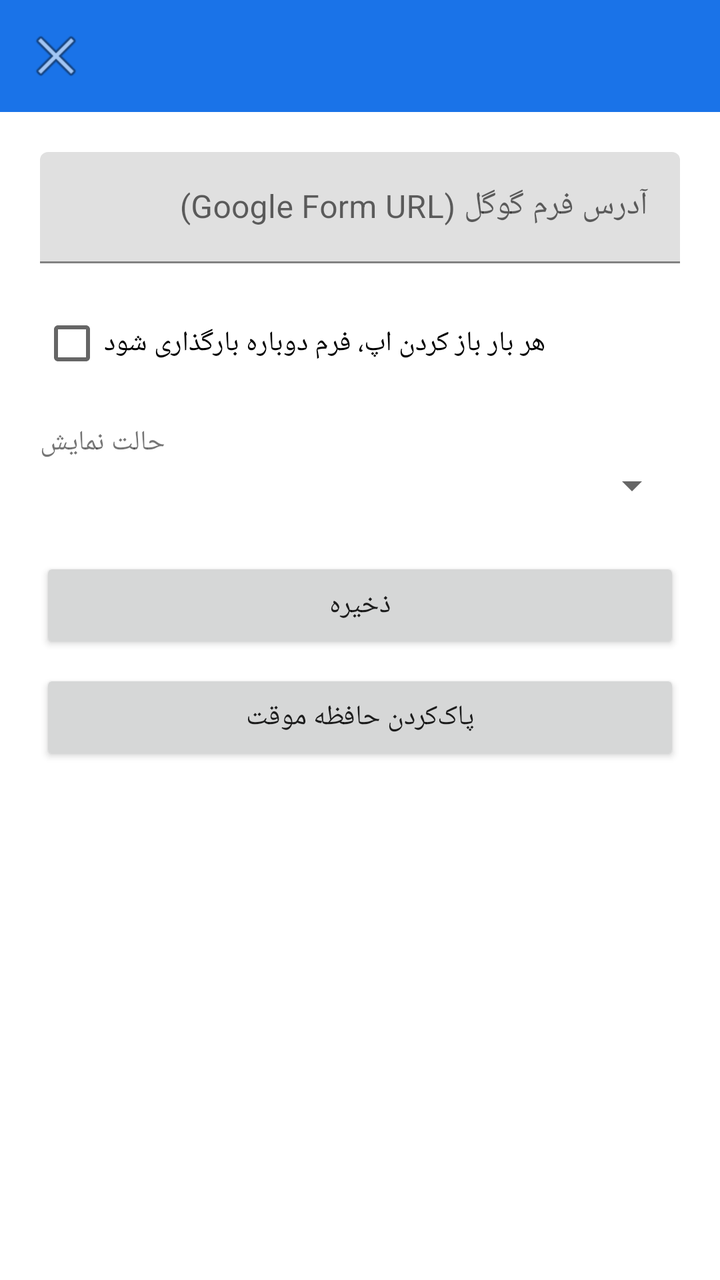
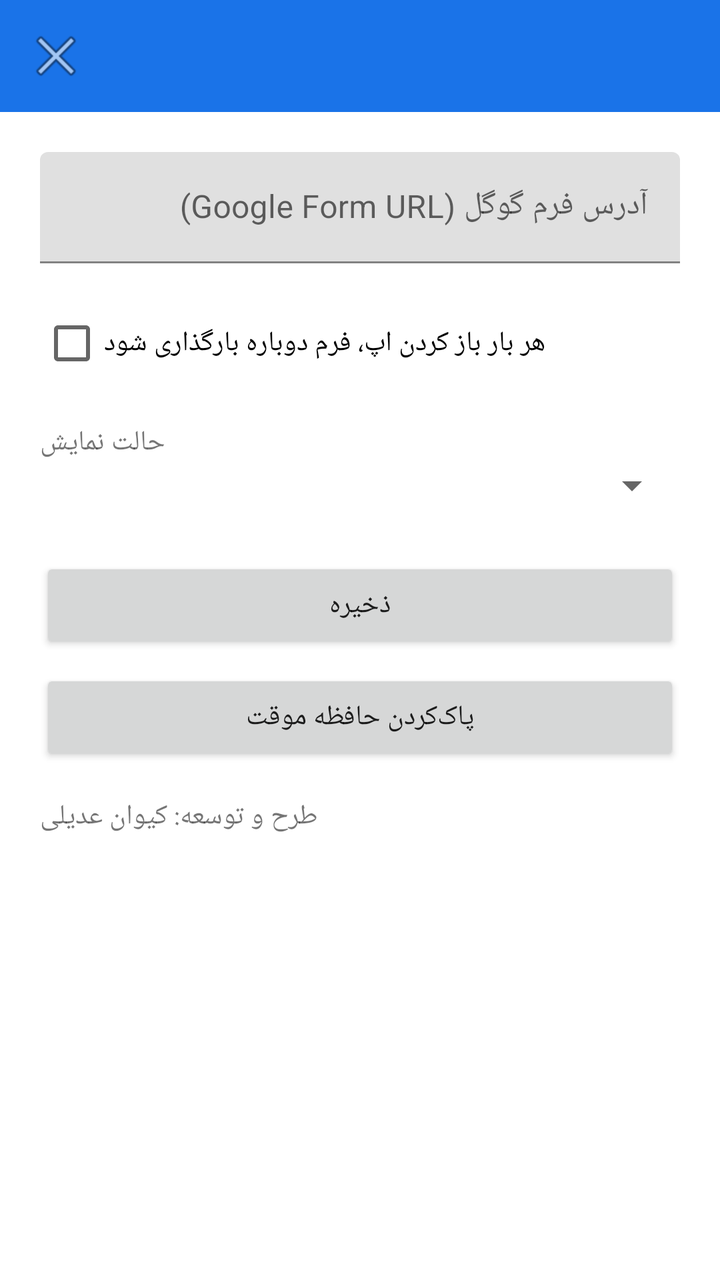

Two renders of the same Android screen: before a commit and after it. Below are the layout's source before the change and the commit's diff.
<!-- AndroidManifest.xml: application theme Theme.FormViewer -->
<!-- res/layout/activity_settings.xml -->
<?xml version="1.0" encoding="utf-8"?>
<LinearLayout xmlns:android="http://schemas.android.com/apk/res/android"
    xmlns:app="http://schemas.android.com/apk/res-auto"
    android:layout_width="match_parent"
    android:layout_height="match_parent"
    android:orientation="vertical">

    <com.google.android.material.appbar.MaterialToolbar
        android:id="@+id/toolbarSettings"
        android:layout_width="match_parent"
        android:layout_height="?attr/actionBarSize"
        android:background="?attr/colorPrimary"
        android:theme="@style/ThemeOverlay.AppCompat.Dark.ActionBar"
        app:titleTextColor="@android:color/white"
        app:navigationIcon="@android:drawable/ic_menu_close_clear_cancel" />

    <ScrollView
        android:layout_width="match_parent"
        android:layout_height="match_parent">

        <LinearLayout
            android:layout_width="match_parent"
            android:layout_height="wrap_content"
            android:orientation="vertical"
            android:padding="20dp">

            <com.google.android.material.textfield.TextInputLayout
                android:layout_width="match_parent"
                android:layout_height="wrap_content"
                android:hint="@string/form_url_hint">

                <com.google.android.material.textfield.TextInputEditText
                    android:id="@+id/editFormUrl"
                    android:layout_width="match_parent"
                    android:layout_height="wrap_content"
                    android:inputType="textUri" />

            </com.google.android.material.textfield.TextInputLayout>

            <CheckBox
                android:id="@+id/checkAutoRefresh"
                android:layout_width="wrap_content"
                android:layout_height="wrap_content"
                android:layout_marginTop="16dp"
                android:text="@string/auto_refresh_label" />

            <TextView
                android:layout_width="wrap_content"
                android:layout_height="wrap_content"
                android:layout_marginTop="16dp"
                android:text="@string/theme_label" />

            <Spinner
                android:id="@+id/spinnerTheme"
                android:layout_width="match_parent"
                android:layout_height="wrap_content" />

            <Button
                android:id="@+id/btnSave"
                android:layout_width="match_parent"
                android:layout_height="wrap_content"
                android:layout_marginTop="24dp"
                android:text="@string/save" />

            <Button
                android:id="@+id/btnClearCache"
                android:layout_width="match_parent"
                android:layout_height="wrap_content"
                android:layout_marginTop="8dp"
                android:text="@string/clear_cache" />

        </LinearLayout>
    </ScrollView>

</LinearLayout>
<!-- resources referenced by this layout -->
<resources>
  <string name="auto_refresh_label">هر بار باز کردن اپ، فرم دوباره بارگذاری شود</string>
  <string name="clear_cache">پاک‌کردن حافظه موقت</string>
  <string name="form_url_hint">آدرس فرم گوگل (Google Form URL)</string>
  <string name="save">ذخیره</string>
  <string name="theme_label">حالت نمایش</string>
  <style name="Theme.FormViewer" parent="Theme.MaterialComponents.DayNight.NoActionBar">
          <item name="colorPrimary">@color/colorPrimary</item>
          <item name="colorPrimaryDark">@color/colorPrimaryDark</item>
          <item name="colorAccent">@color/colorAccent</item>
      </style>
  <color name="colorPrimary">#1A73E8</color>
  <color name="colorPrimaryDark">#0B57C6</color>
  <color name="colorAccent">#34A853</color>
</resources>

<!-- the commit's change to res/layout/activity_settings.xml (unified diff, before → after) -->
@@ -12,7 +12,8 @@
         android:background="?attr/colorPrimary"
         android:theme="@style/ThemeOverlay.AppCompat.Dark.ActionBar"
         app:titleTextColor="@android:color/white"
-        app:navigationIcon="@android:drawable/ic_menu_close_clear_cancel" />
+        app:navigationIcon="@android:drawable/ic_menu_close_clear_cancel" 
+        app:popupTheme="@style/ThemeOverlay.AppCompat.Light" />
 
     <ScrollView
         android:layout_width="match_parent"
@@ -68,7 +69,12 @@
                 android:layout_height="wrap_content"
                 android:layout_marginTop="8dp"
                 android:text="@string/clear_cache" />
-
+            
+            <TextView
+                android:layout_width="wrap_content"
+                android:layout_height="wrap_content"
+                android:layout_marginTop="16dp"
+                android:text="طرح و توسعه: کیوان عدیلی" />
         </LinearLayout>
     </ScrollView>
 
